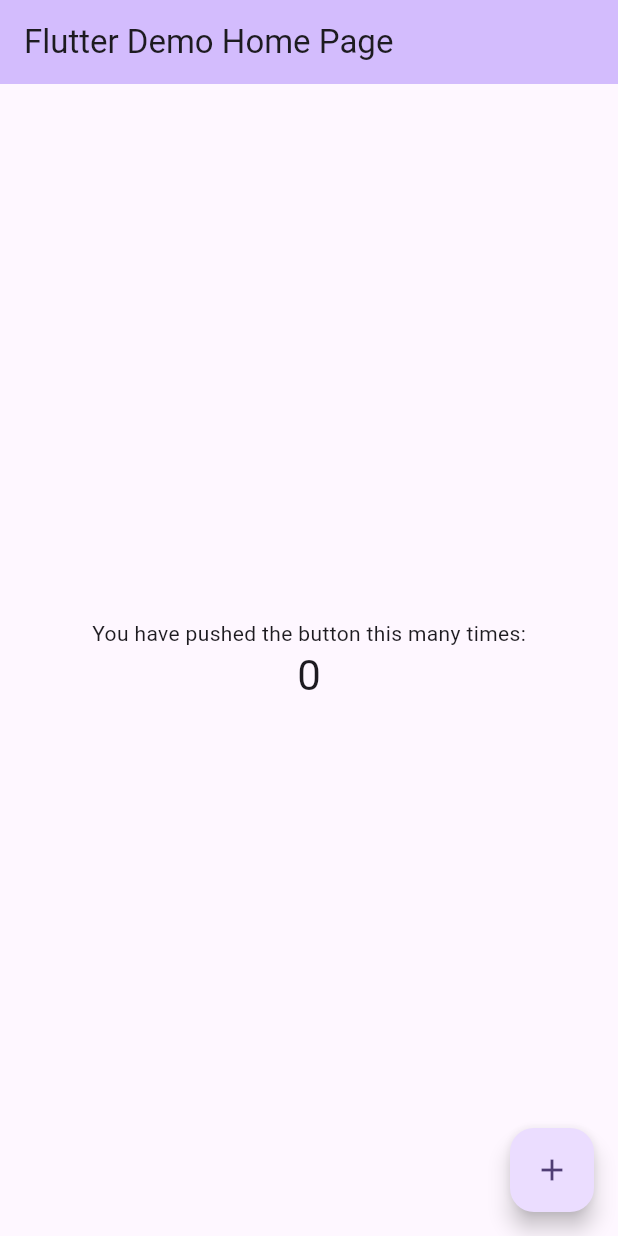
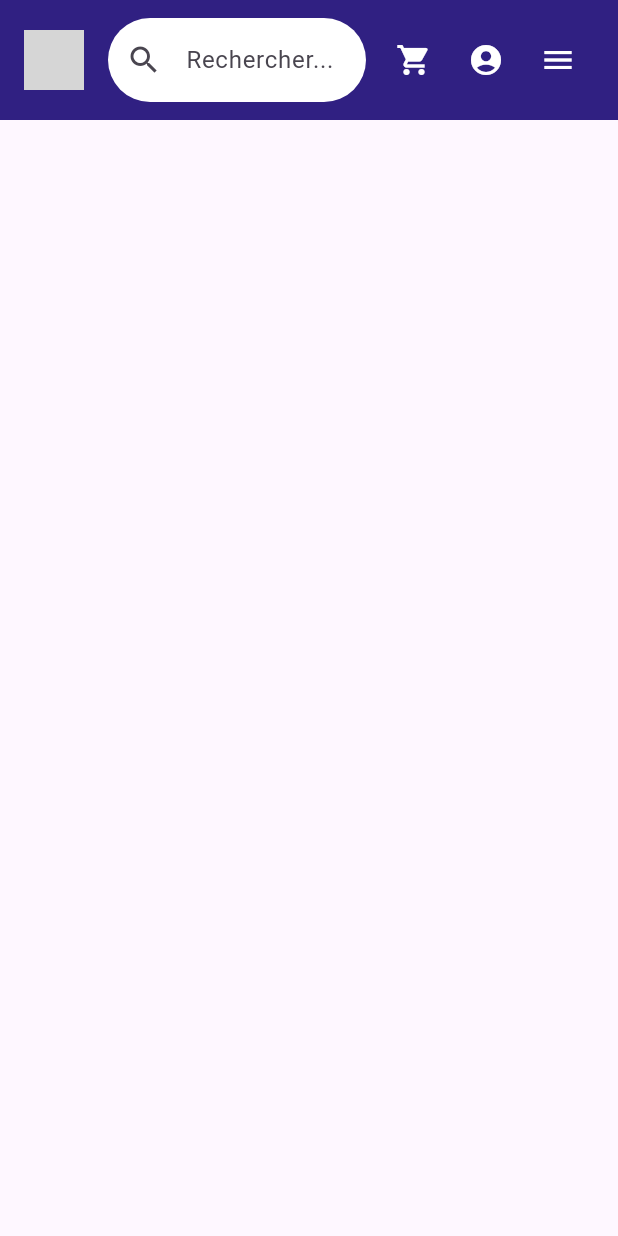
Before and after one commit to NathanCorberan/Projet_Cyna_Mobile, a Flutter app: the screen it shows after launch, on a phone screen of 412 x 824 dp. Run offline on Flutter 3.47's test engine with Material 3 defaults, Android fonts, the phone set to English and light mode, and no system bars; network calls fail; grey boxes are pictures that could not be loaded.

Commit message:
header + menu fini ( boutton non raccordé )

```diff
--- a/lib/main.dart
+++ b/lib/main.dart
@@ -1,122 +1,268 @@
 import 'package:flutter/material.dart';
 
 void main() {
-  runApp(const MyApp());
+  runApp(MyApp());
 }
 
 class MyApp extends StatelessWidget {
-  const MyApp({super.key});
-
-  // This widget is the root of your application.
   @override
   Widget build(BuildContext context) {
     return MaterialApp(
-      title: 'Flutter Demo',
+      title: 'AppBar Example',
       theme: ThemeData(
-        // This is the theme of your application.
-        //
-        // TRY THIS: Try running your application with "flutter run". You'll see
-        // the application has a purple toolbar. Then, without quitting the app,
-        // try changing the seedColor in the colorScheme below to Colors.green
-        // and then invoke "hot reload" (save your changes or press the "hot
-        // reload" button in a Flutter-supported IDE, or press "r" if you used
-        // the command line to start the app).
-        //
-        // Notice that the counter didn't reset back to zero; the application
-        // state is not lost during the reload. To reset the state, use hot
-        // restart instead.
-        //
-        // This works for code too, not just values: Most code changes can be
-        // tested with just a hot reload.
-        colorScheme: ColorScheme.fromSeed(seedColor: Colors.deepPurple),
+        primaryColor: Color(0xFF302082),
       ),
-      home: const MyHomePage(title: 'Flutter Demo Home Page'),
+      home: HomePage(),
     );
   }
 }
 
-class MyHomePage extends StatefulWidget {
-  const MyHomePage({super.key, required this.title});
-
-  // This widget is the home page of your application. It is stateful, meaning
-  // that it has a State object (defined below) that contains fields that affect
-  // how it looks.
-
-  // This class is the configuration for the state. It holds the values (in this
-  // case the title) provided by the parent (in this case the App widget) and
-  // used by the build method of the State. Fields in a Widget subclass are
-  // always marked "final".
-
-  final String title;
-
+class HomePage extends StatefulWidget {
   @override
-  State<MyHomePage> createState() => _MyHomePageState();
+  _HomePageState createState() => _HomePageState();
 }
 
-class _MyHomePageState extends State<MyHomePage> {
-  int _counter = 0;
+class _HomePageState extends State<HomePage> {
+  bool _isMenuOpen = false;
+  bool _isResearch = false;
+  bool _isCommandeOpen = false;  // Nouvelle variable pour gérer l'état du menu "Commandes"
+  FocusNode _focusNode = FocusNode();
 
-  void _incrementCounter() {
+  void _toggleMenu() {
     setState(() {
-      // This call to setState tells the Flutter framework that something has
-      // changed in this State, which causes it to rerun the build method below
-      // so that the display can reflect the updated values. If we changed
-      // _counter without calling setState(), then the build method would not be
-      // called again, and so nothing would appear to happen.
-      _counter++;
+      _isMenuOpen = !_isMenuOpen;
+    });
+  }
+
+  void _toggleCommandeMenu() {
+    setState(() {
+      _isCommandeOpen = !_isCommandeOpen;
     });
   }
 
   @override
+  void initState() {
+    super.initState();
+    _focusNode.addListener(_onFocusChange); // Ajoute un écouteur pour détecter le focus
+  }
+
+  void _onFocusChange() {
+    setState(() {
+      _isResearch = _focusNode.hasFocus;
+    });
+  }
+
+  @override
+  void dispose() {
+    _focusNode.dispose(); // Nettoyage du FocusNode
+    super.dispose();
+  }
+
+  @override
   Widget build(BuildContext context) {
-    // This method is rerun every time setState is called, for instance as done
-    // by the _incrementCounter method above.
-    //
-    // The Flutter framework has been optimized to make rerunning build methods
-    // fast, so that you can just rebuild anything that needs updating rather
-    // than having to individually change instances of widgets.
     return Scaffold(
       appBar: AppBar(
-        // TRY THIS: Try changing the color here to a specific color (to
-        // Colors.amber, perhaps?) and trigger a hot reload to see the AppBar
-        // change color while the other colors stay the same.
-        backgroundColor: Theme.of(context).colorScheme.inversePrimary,
-        // Here we take the value from the MyHomePage object that was created by
-        // the App.build method, and use it to set our appbar title.
-        title: Text(widget.title),
-      ),
-      body: Center(
-        // Center is a layout widget. It takes a single child and positions it
-        // in the middle of the parent.
-        child: Column(
-          // Column is also a layout widget. It takes a list of children and
-          // arranges them vertically. By default, it sizes itself to fit its
-          // children horizontally, and tries to be as tall as its parent.
-          //
-          // Column has various properties to control how it sizes itself and
-          // how it positions its children. Here we use mainAxisAlignment to
-          // center the children vertically; the main axis here is the vertical
-          // axis because Columns are vertical (the cross axis would be
-          // horizontal).
-          //
-          // TRY THIS: Invoke "debug painting" (choose the "Toggle Debug Paint"
-          // action in the IDE, or press "p" in the console), to see the
-          // wireframe for each widget.
-          mainAxisAlignment: MainAxisAlignment.center,
-          children: <Widget>[
-            const Text('You have pushed the button this many times:'),
-            Text(
-              '$_counter',
-              style: Theme.of(context).textTheme.headlineMedium,
+        backgroundColor: Color(0xFF302082),
+        automaticallyImplyLeading: false,
+        toolbarHeight: 80,
+        title: Row(
+          mainAxisAlignment: MainAxisAlignment.spaceBetween,
+          children: [
+            Padding(
+              padding: const EdgeInsets.only(top: 8.0, right: 8.0, bottom: 8.0),
+              child: Image.network(
+                'https://static.wixstatic.com/media/d9da11_f0ddbd894a0c4eeba7b96fdf02a011e9~mv2.png/v1/fill/w_342,h_98,al_c,q_85,usm_0.66_1.00_0.01,enc_auto/Logo%20Cyna%20Purple%20and%20white.png',
+                fit: BoxFit.contain,
+                height: 40,
+                cacheWidth: 1000,
+              ),
+            ),
+            Expanded(
+              child: Padding(
+                padding: const EdgeInsets.symmetric(horizontal: 8.0),
+                child: TextField(
+                  focusNode: _focusNode,
+                  decoration: InputDecoration(
+                    hintText: 'Rechercher...',
+                    filled: true,
+                    fillColor: Colors.white,
+                    border: OutlineInputBorder(
+                      borderRadius: BorderRadius.circular(30.0),
+                      borderSide: BorderSide.none,
+                    ),
+                    prefixIcon: Icon(Icons.search),
+                  ),
+                ),
+              ),
+            ),
+            Row(
+              children: [
+                if (!_isResearch) IconButton(
+                  icon: Icon(Icons.shopping_cart, color: Colors.white),
+                  onPressed: () {},
+                ),
+                if (!_isResearch) IconButton(
+                  icon: Icon(Icons.account_circle, color: Colors.white),
+                  onPressed: () {},
+                ),
+                if (!_isResearch) IconButton(
+                  icon: _isMenuOpen ? Icon(Icons.close, color: Colors.white) : Icon(Icons.menu, color: Colors.white),
+                  onPressed: _toggleMenu,
+                ),
+              ],
             ),
           ],
         ),
       ),
-      floatingActionButton: FloatingActionButton(
-        onPressed: _incrementCounter,
-        tooltip: 'Increment',
-        child: const Icon(Icons.add),
-      ), // This trailing comma makes auto-formatting nicer for build methods.
+      body: Stack(
+        children: [
+          // Affichage du menu seulement si _isMenuOpen est vrai
+          if (_isMenuOpen)
+            Positioned(
+              bottom: 0,
+            top: 2, // Commence tout en haut
+            right: 0, // Place le menu à droite
+            child : Container(
+              color: Color(0xFF302082), // Fond coloré pour mieux visualiser
+              width: 200,
+              height: MediaQuery.of(context).size.height, // Hauteur de l'écran
+              child: Column(
+                children: [
+                  TextButton(
+                    onPressed: _toggleMenu,
+                    child: Text(
+                      "Catégorie",
+                      style: TextStyle(color: Colors.white, fontSize: 20),
+                    ),
+                  ),
+                  TextButton(
+                    onPressed: _toggleMenu,
+                    child: Text(
+                      "Recherche",
+                      style: TextStyle(color: Colors.white, fontSize: 20),
+                    ),
+                  ),
+                  TextButton(
+                    onPressed: _toggleMenu,
+                    child: Text(
+                      "Produit",
+                      style: TextStyle(color: Colors.white, fontSize: 20),
+                    ),
+                  ),
+                  TextButton(
+                    onPressed: _toggleMenu,
+                    child: Text(
+                      "Utilisateurs",
+                      style: TextStyle(color: Colors.white, fontSize: 20),
+                    ),
+                  ),
+                  // Bouton "Commandes" avec flèche qui change de direction
+                  TextButton(
+                    onPressed: _toggleCommandeMenu,
+                    child: Row(
+                      mainAxisAlignment: MainAxisAlignment.spaceBetween,
+                      children: [
+                        Text(
+                          "Commandes",
+                          style: TextStyle(color: Colors.white, fontSize: 20),
+                        ),
+                        Icon(
+                          _isCommandeOpen
+                              ? Icons.keyboard_arrow_down
+                              : Icons.keyboard_arrow_right,
+                          color: Colors.white,
+                        ),
+                      ],
+                    ),
+                  ),
+                  // Affiche les sous-options si _isCommandeOpen est vrai
+                  if (_isCommandeOpen)
+                    Column(
+                      children: [
+                        TextButton(
+                          onPressed: () {},
+                          child: Text(
+                            "Option 1",
+                            style: TextStyle(color: Colors.white, fontSize: 18),
+                          ),
+                        ),
+                        TextButton(
+                          onPressed: () {},
+                          child: Text(
+                            "Option 2",
+                            style: TextStyle(color: Colors.white, fontSize: 18),
+                          ),
+                        ),
+                        TextButton(
+                          onPressed: () {},
+                          child: Text(
+                            "Option 3",
+                            style: TextStyle(color: Colors.white, fontSize: 18),
+                          ),
+                        ),
+                      ],
+                    ),
+                  // Espacement flexible avant les icônes
+                  Expanded(
+                    child: Container(),
+                  ),
+                  // Boutons supplémentaires en bas avant les icônes des réseaux sociaux
+                  Column(
+                    children: [
+                      TextButton(
+                        onPressed: () {},
+                        child: Text(
+                          "Mentions légales",
+                          style: TextStyle(color: Colors.white, fontSize: 18),
+                        ),
+                      ),
+                      TextButton(
+                        onPressed: () {},
+                        child: Text(
+                          "CGU",
+                          style: TextStyle(color: Colors.white, fontSize: 18),
+                        ),
+                      ),
+                      TextButton(
+                        onPressed: () {},
+                        child: Text(
+                          "Contact",
+                          style: TextStyle(color: Colors.white, fontSize: 18),
+                        ),
+                      ),
+                    ],
+                  ),
+                  // Icônes des réseaux sociaux en bas
+                  SingleChildScrollView(
+                    scrollDirection: Axis.horizontal, // Scrollable horizontalement
+                    child: Row(
+                      mainAxisAlignment: MainAxisAlignment.spaceEvenly,
+                      children: [
+                        IconButton(
+                          icon: Icon(Icons.camera_alt, color: Colors.white), // Instagram icon
+                          onPressed: () {},
+                        ),
+                        IconButton(
+                          icon: Icon(Icons.alternate_email, color: Colors.white), // Twitter icon
+                          onPressed: () {},
+                        ),
+                        IconButton(
+                          icon: Icon(Icons.link, color: Colors.white), // LinkedIn icon
+                          onPressed: () {},
+                        ),
+                        IconButton(
+                          icon: Icon(Icons.facebook, color: Colors.white), // Facebook icon
+                          onPressed: () {},
+                        ),
+                      ],
+                    ),
+                  ),
+                ],
+              ),
+            ),
+            )
+        ],
+      ), // Le reste du contenu
     );
   }
 }
```
